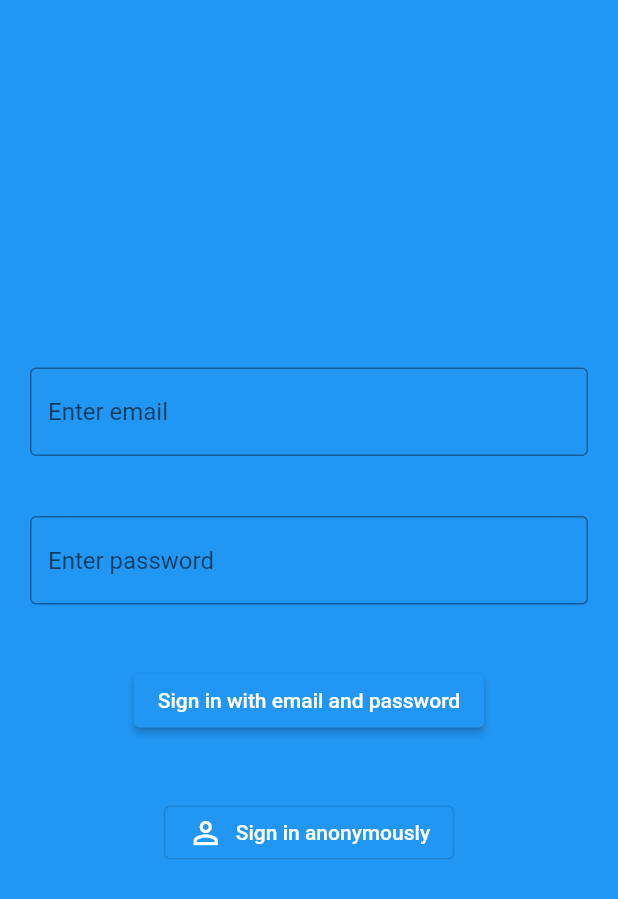
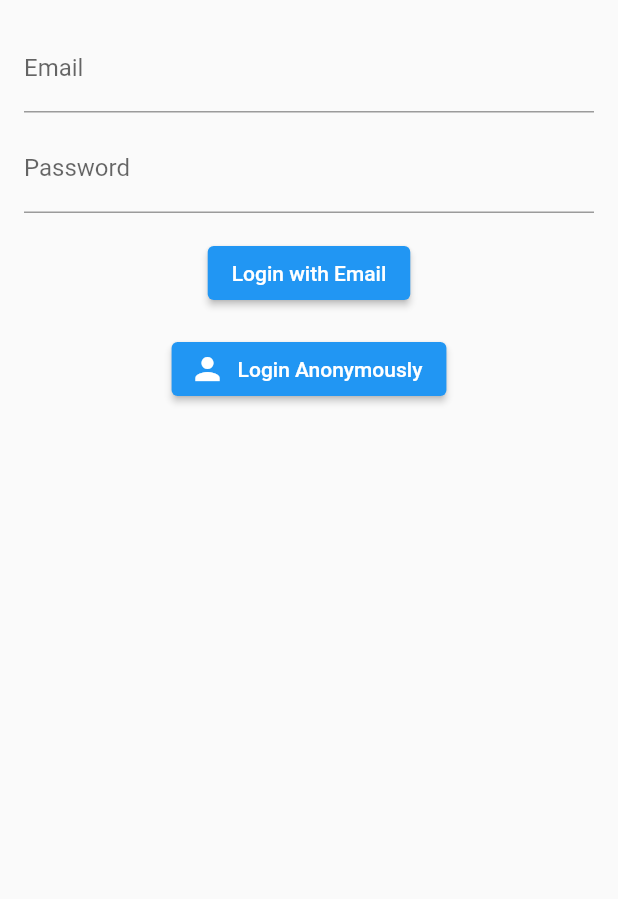
Before and after one commit to LeeBadal/memgeo, a Flutter app: the screen it shows after launch, on a phone screen of 412 x 824 dp. Shown: the top 899 px of the screen. Run offline on Flutter 3.47's test engine with Material 2 defaults, Android fonts, the light colour scheme and no system bars; our stand-ins replace audioplayers, cloud_firestore, firebase_auth, firebase_core, geocoding, geolocator and 2 more; missing offline and left inert: dart:ffi, flutter_sound; accounts and stored records are empty; generated files the repository leaves out were written again.

Commit message:
fix postobject, feedobject.dart bug

```diff
--- a/lib/loginscreen.dart
+++ b/lib/loginscreen.dart
@@ -12,6 +12,7 @@ class _LoginScreenState extends State<LoginScreen> {
   final _auth = FirebaseAuth.instance;
   String _email = '';
   String _password = '';
+  final _formKey = GlobalKey<FormState>();
 
   void _loginWithEmailAndPassword() async {
     try {
@@ -46,54 +47,62 @@ class _LoginScreenState extends State<LoginScreen> {
   @override
   Widget build(BuildContext context) {
     return Scaffold(
-      body: Container(
-        decoration: BoxDecoration(
-          color: Colors.blue,
-        ),
-        child: Column(
-          mainAxisAlignment: MainAxisAlignment.center,
-          children: [
-            Padding(
-              padding: const EdgeInsets.all(20.0),
-              child: TextField(
-                onChanged: (value) => _email = value,
-                decoration: InputDecoration(
-                  hintText: 'Enter email',
-                  border: OutlineInputBorder(),
-                  fillColor: Colors.white,
+      body: SingleChildScrollView(
+        child: Container(
+          padding: const EdgeInsets.all(16.0),
+          child: Form(
+            key: _formKey,
+            child: Column(
+              mainAxisAlignment: MainAxisAlignment.center,
+              children: [
+                TextFormField(
+                  decoration: InputDecoration(
+                    labelText: 'Email',
+                  ),
+                  validator: (value) {
+                    if (value == null || value.isEmpty) {
+                      return 'Please enter an email';
+                    }
+                    return null;
+                  },
+                  onChanged: (value) {
+                    _email = value;
+                  },
                 ),
-              ),
+                SizedBox(height: 8.0),
+                TextFormField(
+                  decoration: InputDecoration(
+                    labelText: 'Password',
+                  ),
+                  validator: (value) {
+                    if (value == null || value.isEmpty) {
+                      return 'Please enter a password';
+                    }
+                    return null;
+                  },
+                  obscureText: true,
+                  onChanged: (value) {
+                    _password = value;
+                  },
+                ),
+                SizedBox(height: 16.0),
+                ElevatedButton(
+                  onPressed: () {
+                    if (_formKey.currentState!.validate()) {
+                      // Login with email and password
+                    }
+                  },
+                  child: Text('Login with Email'),
+                ),
+                SizedBox(height: 16.0),
+                ElevatedButton.icon(
+                  onPressed: _loginAnonymously,
+                  icon: Icon(Icons.person),
+                  label: Text('Login Anonymously'),
+                ),
+              ],
             ),
-            Padding(
-              padding: const EdgeInsets.all(20.0),
-              child: TextField(
-                onChanged: (value) => _password = value,
-                decoration: InputDecoration(
-                    hintText: 'Enter password',
-                    border: OutlineInputBorder(),
-                    fillColor: Colors.white),
-              ),
-            ),
-            Padding(
-              padding: const EdgeInsets.all(20.0),
-              child: ElevatedButton(
-                style: ElevatedButton.styleFrom(foregroundColor: Colors.white),
-                onPressed: _loginWithEmailAndPassword,
-                child: Text('Sign in with email and password'),
-              ),
-            ),
-            Padding(
-              padding: const EdgeInsets.all(20.0),
-              child: OutlinedButton.icon(
-                icon: Icon(Icons.person_outline),
-                label: Text('Sign in anonymously'),
-                style: OutlinedButton.styleFrom(
-                  foregroundColor: Colors.white,
-                ),
-                onPressed: _loginAnonymously,
-              ),
-            ),
-          ],
+          ),
         ),
       ),
     );
--- a/pubspec.yaml
+++ b/pubspec.yaml
@@ -46,6 +46,7 @@ dependencies:
   http: ^0.13.5
   firebase_auth: ^4.2.5
   firebase_core: ^2.4.1
+  cloud_firestore: ^4.3.1
 
 dev_dependencies:
   flutter_test:
```
Also changed, not shown: lib/db/db.dart (added, +22 -0 lines), lib/feedObject.dart (+107 -103 lines), lib/models/post.dart (+41 -4 lines).
